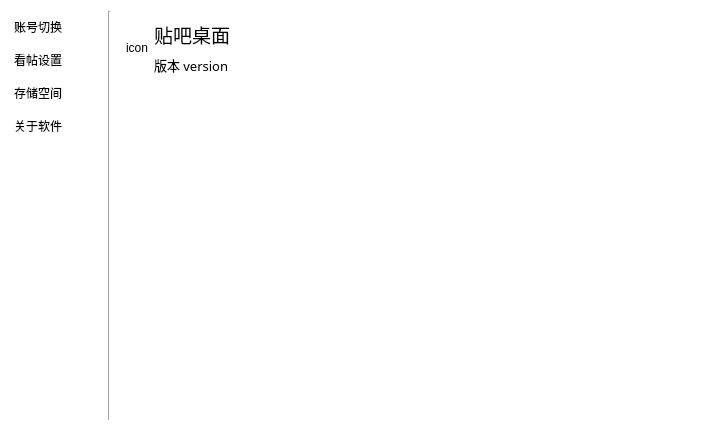
Before: the Qt Designer form resf/settings.ui in clb-128258/TiebaDesktop, drawn with Qt 5.
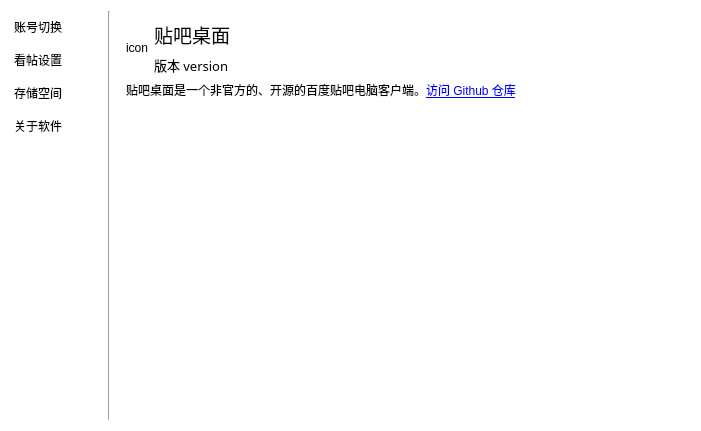
After: the same form once the commit is applied. The open tabs and pages were chosen to show the change.

Patch:
```diff
--- a/resf/settings.ui
+++ b/resf/settings.ui
@@ -559,7 +559,7 @@
          </item>
         </layout>
        </item>
-       <item row="1" column="0">
+       <item row="2" column="0">
         <spacer name="verticalSpacer_2">
          <property name="orientation">
           <enum>Qt::Vertical</enum>
@@ -572,6 +572,29 @@
          </property>
         </spacer>
        </item>
+       <item row="1" column="0">
+        <layout class="QGridLayout" name="gridLayout_8">
+         <property name="leftMargin">
+          <number>0</number>
+         </property>
+         <property name="topMargin">
+          <number>0</number>
+         </property>
+         <item row="0" column="0">
+          <widget class="QLabel" name="label_15">
+           <property name="text">
+            <string>&lt;html&gt;&lt;head/&gt;&lt;body&gt;&lt;p&gt;贴吧桌面是一个非官方的、开源的百度贴吧电脑客户端。&lt;a href=&quot;https://github.com/clb-128258/TiebaDesktop&quot;&gt;&lt;span style=&quot; text-decoration: underline; color:#0000ff;&quot;&gt;访问 Github 仓库&lt;/span&gt;&lt;/a&gt;&lt;/p&gt;&lt;/body&gt;&lt;/html&gt;</string>
+           </property>
+           <property name="wordWrap">
+            <bool>true</bool>
+           </property>
+           <property name="openExternalLinks">
+            <bool>true</bool>
+           </property>
+          </widget>
+         </item>
+        </layout>
+       </item>
       </layout>
      </widget>
     </widget>
```
